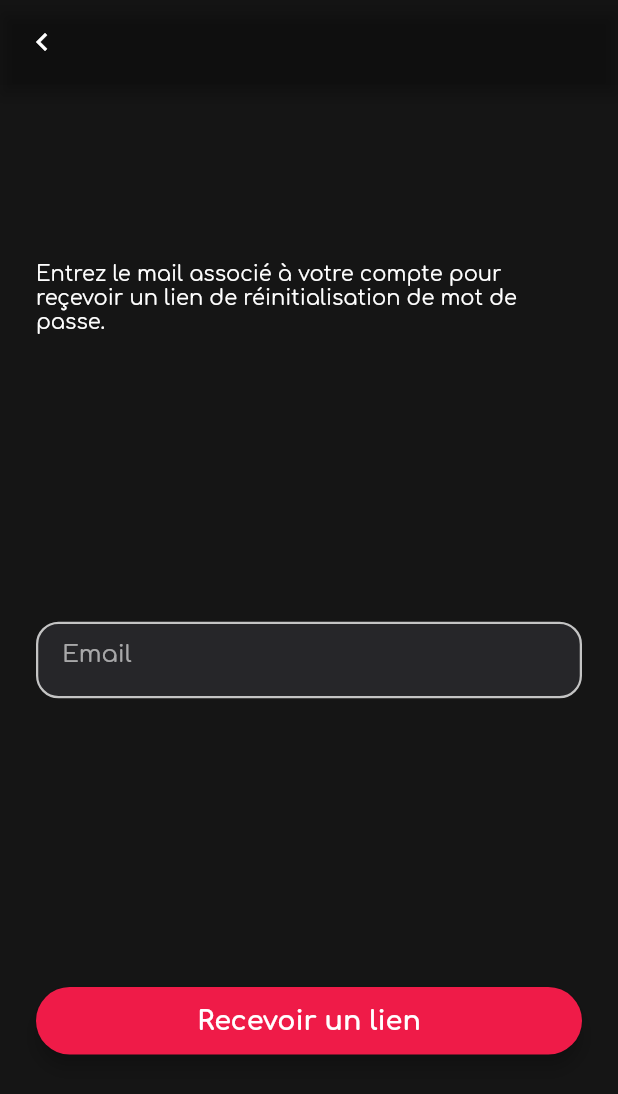
After one commit to cdouchet/Douchat, a Flutter app: the screen it shows after launch, after a tap on "Mot de passe oublié ?", on a phone screen of 412 x 824 dp. The commit adds this screen. Shown: the top 1094 px of the screen. Run offline on Flutter 3.47's test engine with Material 2 defaults, Android fonts, the phone set to English and light mode, and no system bars; our stand-ins replace cached_network_image, chewie, firebase_core, firebase_messaging, flutter_dotenv, flutter_image_compress and 17 more; missing offline and left inert: emojis, export_video_frame, external_path, flutter_background, flutter_downloader and 8 more; accounts and stored records are empty; network calls fail.

Commit message:
feat: added password reset

```diff
--- a/lib/api/api.dart
+++ b/lib/api/api.dart
@@ -32,6 +32,17 @@ class Api {
       'password': password,
       'firebase_token': await FirebaseMessaging.instance.getToken()
     });
+  }
+
+  static Future<Response> resetPassword({required String email}) async {
+    return await post(Uri.parse("$baseUrl/resetPassword"),
+        body: {"email": email});
+  }
+
+  static Future<Response> confirmResetPassword(
+      {required String token, required String password}) async {
+    return await post(Uri.parse("$baseUrl/confirmResetPassword"),
+        body: {"token": token, "password": password});
   }
 
   static Future<Response> isConnected(String token) async {
--- a/lib/componants/shared/custom_text_field.dart
+++ b/lib/componants/shared/custom_text_field.dart
@@ -1,5 +1,6 @@
 import 'package:douchat3/themes/colors.dart';
 import 'package:flutter/material.dart';
+import 'package:flutter/services.dart';
 
 class CustomTextField extends StatelessWidget {
   final String hint;
@@ -10,8 +11,12 @@ class CustomTextField extends StatelessWidget {
   final void Function(String str)? onSubmitted;
   final TextEditingController? controller;
   final TextCapitalization? textCapitalization;
+  final List<TextInputFormatter>? inputFormatters;
+  final TextInputType? inputType;
   const CustomTextField(
       {Key? key,
+      this.inputFormatters,
+      this.inputType,
       required this.hint,
       required this.onChanged,
       this.controller,
@@ -34,11 +39,13 @@ class CustomTextField extends StatelessWidget {
                     : const Color(0xFF393737),
                 width: 1.5)),
         child: TextField(
+
+          inputFormatters: inputFormatters,
           controller: controller,
           onSubmitted: onSubmitted,
           obscureText: hideCharacters,
           style: const TextStyle(color: bubbleLight),
-          keyboardType: TextInputType.text,
+          keyboardType: inputType,
           onChanged: onChanged,
           textInputAction: inputAction,
           cursorColor: primary,
--- a/lib/views/login.dart
+++ b/lib/views/login.dart
@@ -4,10 +4,14 @@ import 'package:douchat3/componants/register/logo.dart';
 import 'package:douchat3/componants/shared/custom_text_field.dart';
 import 'package:douchat3/themes/colors.dart';
 import 'package:douchat3/utils/loginGetters.dart';
+import 'package:douchat3/utils/utils.dart';
+import 'package:douchat3/views/password_reset/reset_password.dart';
+import 'package:douchat3/views/password_reset/reset_password_confirmation.dart';
 import 'package:douchat3/views/register.dart';
 import 'package:flutter/foundation.dart';
 import 'package:flutter/material.dart';
 import 'package:loading_animation_widget/loading_animation_widget.dart';
+import 'package:uni_links/uni_links.dart';
 import 'package:url_launcher/url_launcher.dart';
 
 class Login extends StatefulWidget {
@@ -27,6 +31,32 @@ class _LoginState extends State<Login> {
   @override
   void initState() {
     super.initState();
+    handleInitialLink();
+  }
+
+  Future<void> handleInitialLink() async {
+    final link = await getInitialLink();
+    if (link == null) {
+      Utils.logger.i("No initial link");
+      return;
+    }
+    Utils.logger.i("Started from app link");
+    if (link.split("/#/")[1].startsWith("password-reset")) {
+      Utils.logger.i("Asking password reset");
+      WidgetsBinding.instance.addPostFrameCallback((timeStamp) {
+        late String token;
+        try {
+          token = link.split("/#/")[1].split("reset?token=")[1];
+        } catch (e) {
+          Utils.logger.i("Wrong url format");
+          return;
+        }
+        Navigator.push(
+            context,
+            MaterialPageRoute(
+                builder: (context) => ResetPasswordConfirmation(token: token)));
+      });
+    }
   }
 
   Widget _logo(BuildContext context) {
@@ -191,6 +221,18 @@ class _LoginState extends State<Login> {
                                     fontSize: 18,
                                     decoration: TextDecoration.underline))),
                     const Spacer(),
+                    InkWell(
+                        onTap: () => Navigator.push(
+                            context,
+                            MaterialPageRoute(
+                                builder: (context) => ResetPassword())),
+                        child: Text("Mot de passe oublié ?",
+                            style: Theme.of(context)
+                                .textTheme
+                                .caption!
+                                .copyWith(
+                                    fontSize: 18,
+                                    decoration: TextDecoration.underline))),
                     loading
                         ? LoadingAnimationWidget.threeArchedCircle(
                             color: Colors.white, size: 30)
--- /dev/null
+++ b/lib/views/password_reset/reset_password.dart
@@ -0,0 +1,96 @@
+import 'dart:convert';
+
+import 'package:douchat3/api/api.dart';
+import 'package:douchat3/componants/shared/custom_text_field.dart';
+import 'package:douchat3/themes/colors.dart';
+import 'package:flutter/material.dart';
+import 'package:flutter/services.dart';
+
+class ResetPassword extends StatefulWidget {
+  const ResetPassword({super.key});
+
+  @override
+  State<ResetPassword> createState() => _ResetPasswordState();
+}
+
+class _ResetPasswordState extends State<ResetPassword> {
+  TextEditingController emailController = TextEditingController();
+
+  @override
+  Widget build(BuildContext context) {
+    return Scaffold(
+        appBar: AppBar(
+            backgroundColor: Colors.transparent,
+            leading: IconButton(
+                icon: Icon(Icons.chevron_left, color: Colors.white),
+                onPressed: () {
+                  Navigator.pop(context);
+                })),
+        body: SafeArea(
+          child: SizedBox(
+              height: MediaQuery.of(context).size.height,
+              width: double.maxFinite,
+              child: Padding(
+                  padding: const EdgeInsets.all(24),
+                  child: Column(
+                    mainAxisAlignment: MainAxisAlignment.spaceAround,
+                    crossAxisAlignment: CrossAxisAlignment.center,
+                    children: [
+                      Text(
+                          "Entrez le mail associé à votre compte pour reçevoir un lien de réinitialisation de mot de passe."),
+                      CustomTextField(
+                        inputFormatters: [
+                          FilteringTextInputFormatter.deny(RegExp('[ ]'))
+                        ],
+                        inputType: TextInputType.emailAddress,
+                          hint: "Email",
+                          onChanged: (text) {
+                            emailController.text.trim();
+                            setState(() {});
+                          },
+                          inputAction: TextInputAction.done,
+                          controller: emailController),
+                      ElevatedButton(
+                          onPressed: () {
+                            if (emailController.text.isEmpty) {
+                              ScaffoldMessenger.of(context).showSnackBar(
+                                  SnackBar(content: Text("Email is required")));
+                              return;
+                            }
+                            Api.resetPassword(email: emailController.text)
+                                .then((res) {
+                              final decoded = jsonDecode(res.body);
+                              if (decoded["status"] == "failure") {
+                                String error = decoded["payload"]["error"];
+                                if (error == "no user") {
+                                  error = "Aucun utilisateur avec cet email";
+                                }
+                                ScaffoldMessenger.of(context).showSnackBar(
+                                    SnackBar(content: Text(error)));
+                              } else {
+                                ScaffoldMessenger.of(context).showSnackBar(
+                                    SnackBar(content: Text("Email envoyé")));
+                              }
+                            });
+                          },
+                          style: ElevatedButton.styleFrom(
+                              backgroundColor: primary,
+                              elevation: 5.0,
+                              shape: RoundedRectangleBorder(
+                                  borderRadius: BorderRadius.circular(45))),
+                          child: Container(
+                              alignment: Alignment.center,
+                              height: 45,
+                              child: Text('Recevoir un lien',
+                                  style: Theme.of(context)
+                                      .textTheme
+                                      .button!
+                                      .copyWith(
+                                          fontSize: 18.0,
+                                          color: Colors.white,
+                                          fontWeight: FontWeight.bold))))
+                    ],
+                  ))),
+        ));
+  }
+}
--- a/pubspec.yaml
+++ b/pubspec.yaml
@@ -80,6 +80,7 @@ dependencies:
   firebase_messaging: ^14.0.2
   flutter_native_splash: ^2.2.11
   emojis: ^0.9.9
+  uni_links: ^0.5.1
 
 dev_dependencies:
   flutter_test:
```
Also changed, not shown: lib/componants/message_thread/message/fullscreen_video.dart (+3 -4 lines), lib/composition_root.dart (+27 -4 lines), lib/utils/web_utils.dart (+8 -8 lines), lib/views/image_preview.dart (+3 -4 lines), lib/views/password_reset/reset_password_confirmation.dart (added, +124 -0 lines), pubspec.lock.
